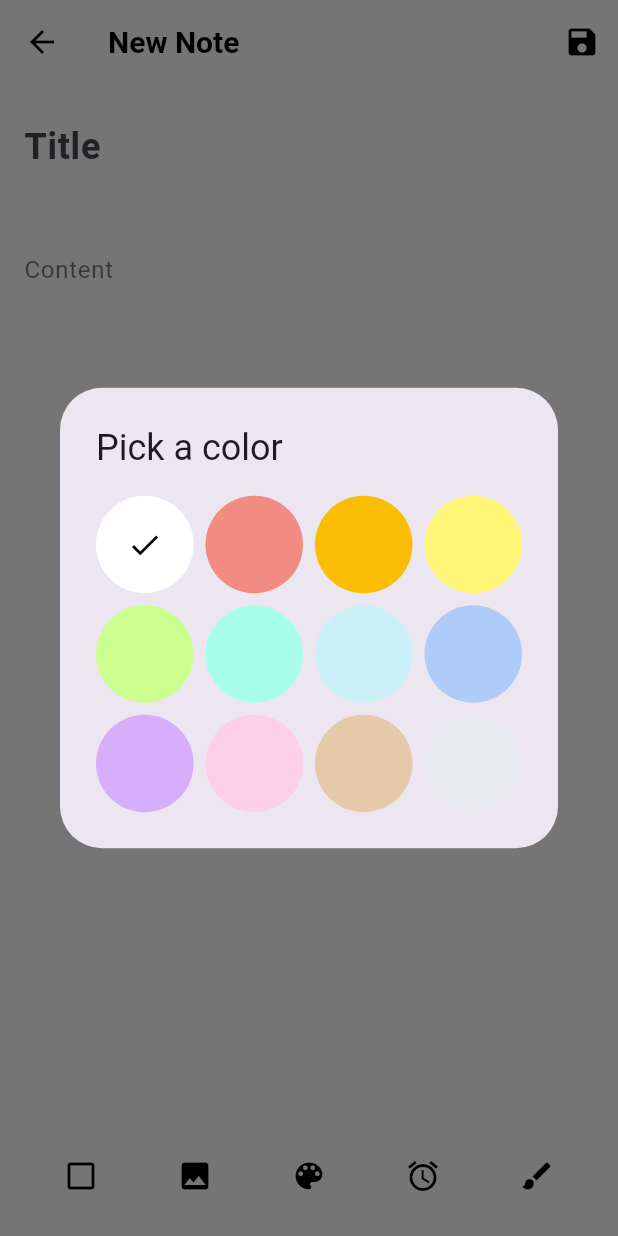
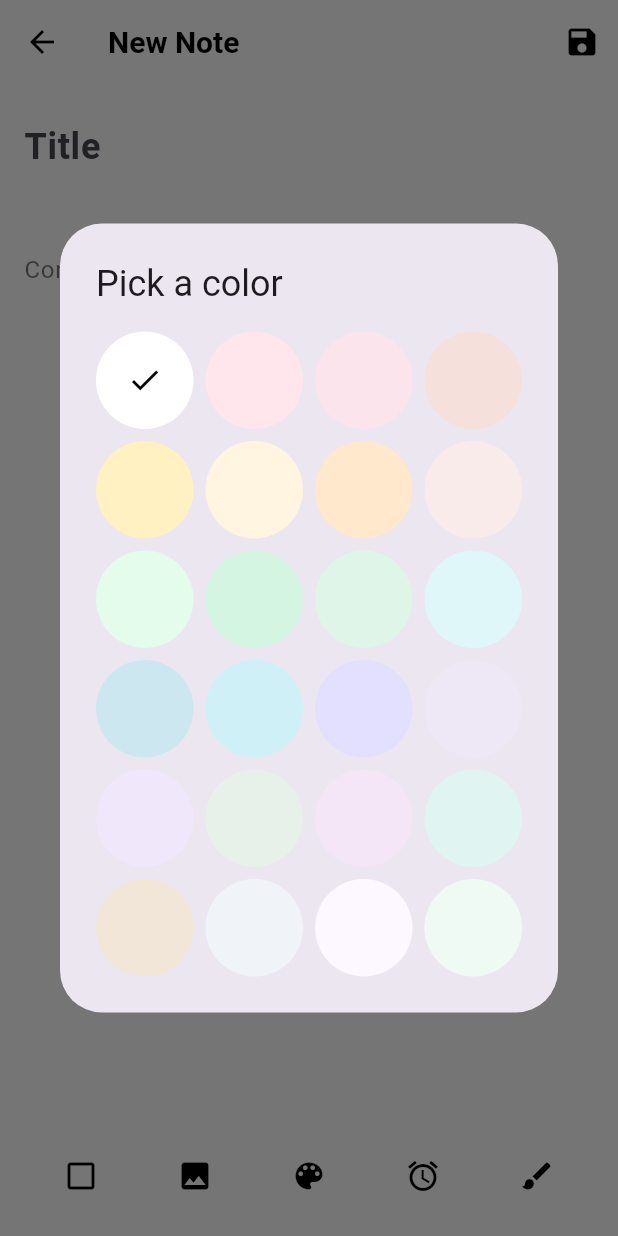
Before and after one commit to rishithareddychalla/notes_app, a Flutter app: the NoteEditorPage screen opened directly, item 3 of the bottom bar chosen, on a phone screen of 412 x 824 dp. Run offline on Flutter 3.47's test engine with Material 3 defaults, Android fonts, the phone set to English and light mode, and no system bars; our stand-ins replace flutter_local_notifications, flutter_riverpod, image_picker, permission_handler, shared_preferences, timezone; missing offline and left inert: flutter_drawing_board; accounts and stored records are empty.

```diff
--- a/lib/screens/home_page.dart
+++ b/lib/screens/home_page.dart
@@ -22,7 +22,7 @@ class HomePage extends ConsumerWidget {
         actions: [
           IconButton(
             icon: Icon(
-              noteView == NoteView.grid ? Icons.view_list : Icons.view_module,
+              noteView == NoteView.grid ? Icons.view_module : Icons.view_list,
             ),
             onPressed: () {
               ref.read(settingsProvider.notifier).updateNoteView(
--- a/lib/screens/note_editor_page.dart
+++ b/lib/screens/note_editor_page.dart
@@ -248,7 +248,8 @@ class _NoteEditorPageState extends ConsumerState<NoteEditorPage> {
         if (index == _checklistItems.length) {
           return ListTile(
             leading: const Icon(Icons.add, color: Colors.black),
-            title: const Text('Add item', style: TextStyle(color: Colors.black)),
+            title:
+                const Text('Add item', style: TextStyle(color: Colors.black)),
             onTap: _addChecklistItem,
           );
         }
@@ -408,8 +409,8 @@ class _NoteEditorPageState extends ConsumerState<NoteEditorPage> {
                   context: context,
                   builder: (context) => AlertDialog(
                     title: const Text('Delete Note'),
-                    content:
-                        const Text('Are you sure you want to delete this note?'),
+                    content: const Text(
+                        'Are you sure you want to delete this note?'),
                     actions: [
                       TextButton(
                         onPressed: () {
@@ -446,7 +447,10 @@ class _NoteEditorPageState extends ConsumerState<NoteEditorPage> {
                   hintText: 'Title',
                   border: InputBorder.none,
                 ),
-                style: const TextStyle(fontSize: 24, fontWeight: FontWeight.bold),
+                style: const TextStyle(
+                    fontSize: 24,
+                    color: Colors.black,
+                    fontWeight: FontWeight.bold),
               ),
               if (_reminder != null)
                 Padding(
@@ -517,8 +521,7 @@ class _NoteEditorPageState extends ConsumerState<NoteEditorPage> {
                   _drawingData = result['json'];
                   final imageBytes = result['image'] as Uint8List?;
                   if (imageBytes != null) {
-                    final directory =
-                        await getApplicationDocumentsDirectory();
+                    final directory = await getApplicationDocumentsDirectory();
                     final path =
                         '${directory.path}/drawing_${DateTime.now().millisecondsSinceEpoch}.png';
                     final file = File(path);
--- a/lib/utils/colors.dart
+++ b/lib/utils/colors.dart
@@ -2,15 +2,27 @@ import 'package:flutter/material.dart';
 
 const List<Color> noteColors = [
   Color(0xFFFFFFFF), // White
-  Color(0xFFF28B82), // Light Red
-  Color(0xFFFBBC04), // Yellow
-  Color(0xFFFFF475), // Light Yellow
-  Color(0xFFCCFF90), // Light Green
-  Color(0xFFA7FFEB), // Light Cyan
-  Color(0xFFCBF0F8), // Light Blue
-  Color(0xFFAFCBFA), // Light Blue
-  Color(0xFFD7AEFB), // Light Purple
-  Color(0xFFFDCFE8), // Light Pink
-  Color(0xFFE6C9A8), // Light Brown
-  Color(0xFFE8EAED), // Light Gray
+  Color(0xFFFFE5EC), // Baby Pink
+  Color(0xFFFCE4EC), // Light Rose
+  Color(0xFFF5E0DC), // Blush Nude
+  Color(0xFFFFF1C1), // Soft Butter Yellow
+  Color(0xFFFFF5E1), // Cream Peach
+  Color(0xFFFFE8CC), // Apricot
+  Color(0xFFF9EBEA), // Misty Coral
+  Color(0xFFE3FCEC), // Mint Green
+  Color(0xFFD5F5E3), // Light Green
+  Color(0xFFDFF5E8), // Sage
+  Color(0xFFE0F7FA), // Aqua Mint
+  Color(0xFFCDE7F0), // Powder Blue
+  Color(0xFFD0F0F8), // Baby Blue
+  Color(0xFFE3E0FF), // Lavender Purple
+  Color(0xFFEDE7F6), // Lilac
+  Color(0xFFF0E7FA), // Soft Violet
+  Color(0xFFE8F1E9), // Pale Moss
+  Color(0xFFF4E6F6), // Orchid Pink
+  Color(0xFFE0F4F1), // Seafoam
+  Color(0xFFF1E6D8), // Warm Beige
+  Color(0xFFF0F4F8), // Cloud Gray
+  Color(0xFFFDF7FF), // Cotton White
+  Color(0xFFEFFAF5), // Icy Mint
 ];
```
